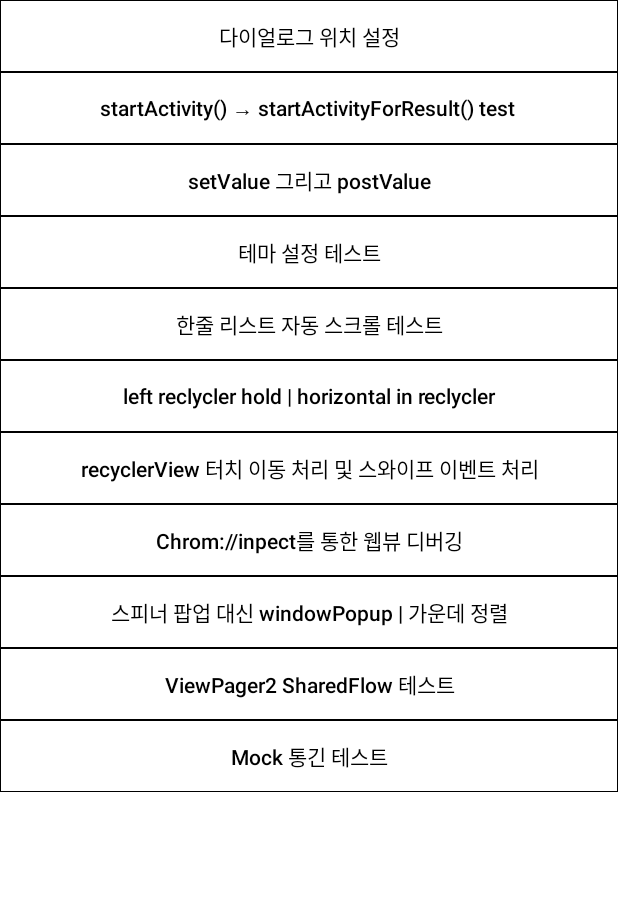
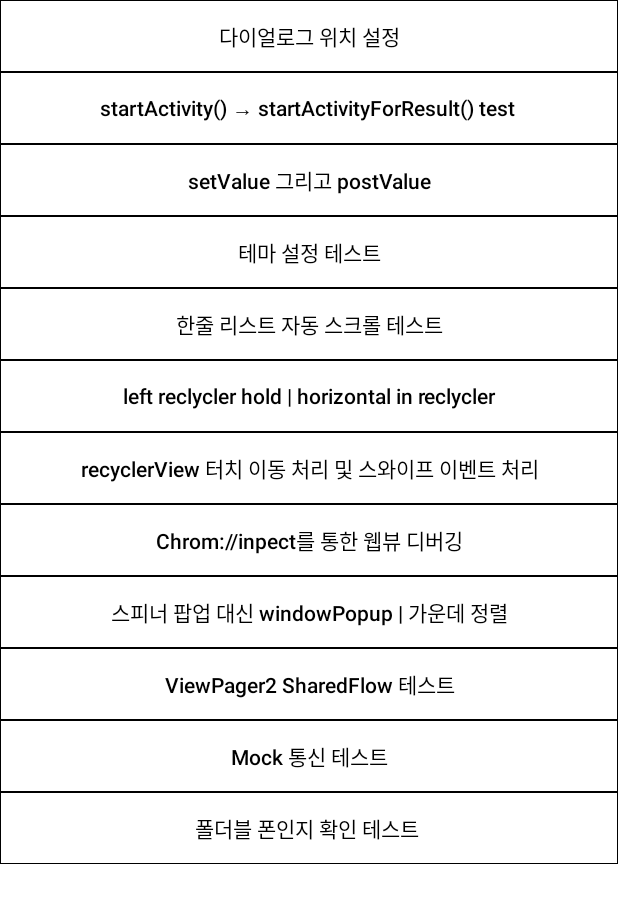
Before and after one commit to ParkChan/DemoApplication, an Android app: the screen it shows after launch (MainActivity), on a phone screen of 412 x 824 dp. Shown: the top 903 px of the screen. Run offline under Robolectric (Android 15) with nearby library versions, the phone set to English and light mode, and no system bars; our stand-ins replace Dagger/Hilt's generated code, Timber, data binding; libraries missing offline, so code that uses them is left out: androidx.test.internal, com.facebook.stetho; 4 statements that could not run were skipped.

Commit message:
[추가] Folerble 폰인지 확인하는 테스트 코드 추가

```diff
--- a/app/build.gradle
+++ b/app/build.gradle
@@ -61,11 +61,10 @@ dependencies {
     /**
      * Stetho
      */
-    implementation 'com.facebook.stetho:stetho:1.5.1'
+    implementation 'com.facebook.stetho:stetho:1.6.0'
     implementation 'com.facebook.stetho:stetho-okhttp3:1.5.1'
 
-
-
+    implementation 'androidx.window:window:1.0.0'
     implementation 'androidx.webkit:webkit:1.4.0'
 
     /**
--- a/app/src/main/java/com/example/demo/ui/activity/SecondActivity.kt
+++ b/app/src/main/java/com/example/demo/ui/activity/SecondActivity.kt
@@ -51,6 +51,7 @@ class SecondActivity : AppCompatActivity() {
         Timber.d("lifecycle Test >>> SubActivity onDestroy")
     }
 
+    @Deprecated("Deprecated in Java")
     override fun onBackPressed() {
         val intent = Intent()
         intent.putExtra("testKey", "안녕하세요")
@@ -58,6 +59,7 @@ class SecondActivity : AppCompatActivity() {
         finish()
     }
 
+    @Deprecated("Deprecated in Java")
     override fun onActivityResult(requestCode: Int, resultCode: Int, data: Intent?) {
         super.onActivityResult(requestCode, resultCode, data)
         Timber.d(">>> SecondActivity requestCode : $requestCode resultCode : $resultCode")
--- a/app/src/main/java/com/example/demo/ui/fragment/MainFragment.kt
+++ b/app/src/main/java/com/example/demo/ui/fragment/MainFragment.kt
@@ -89,5 +89,8 @@ class MainFragment : Fragment() {
                     ViewPager2TestActivity::class.java
                 ).apply { flags = Intent.FLAG_ACTIVITY_SINGLE_TOP })
         }
+        binding.btnFolderbleCheck.setOnClickListener{
+            findNavController().navigate(R.id.action_MainFragment_to_FolderbleCheckTestFragment)
+        }
     }
 }
--- a/app/src/main/java/com/example/demo/ui/fragment/StartActivityTestFragment.kt
+++ b/app/src/main/java/com/example/demo/ui/fragment/StartActivityTestFragment.kt
@@ -79,6 +79,7 @@ class StartActivityTestFragment : Fragment() {
         }
     }
 
+    @Deprecated("Deprecated in Java")
     override fun onActivityResult(requestCode: Int, resultCode: Int, data: Intent?) {
         super.onActivityResult(requestCode, resultCode, data)
         Timber.d(">>> StartActivityTestFragment requestCode : $requestCode resultCode : $resultCode")
--- a/app/src/main/java/com/example/demo/ui/fragment/dialog/RecyclerViewItemTouchEvent.kt
+++ b/app/src/main/java/com/example/demo/ui/fragment/dialog/RecyclerViewItemTouchEvent.kt
@@ -13,7 +13,7 @@ class RecyclerViewItemTouchEvent(
 ) {
     private val gestureDetector by lazy {
         GestureDetector(recyclerView.context, object : GestureDetector.SimpleOnGestureListener() {
-            override fun onSingleTapUp(e: MotionEvent?): Boolean {
+            override fun onSingleTapUp(e: MotionEvent): Boolean {
                 return true
             }
         })
--- a/app/src/main/res/layout/fragment_main.xml
+++ b/app/src/main/res/layout/fragment_main.xml
@@ -104,7 +104,16 @@
                 android:layout_width="match_parent"
                 android:layout_height="wrap_content"
                 android:background="@drawable/btn_rect"
-                android:text="Mock 통긴 테스트"
+                android:text="Mock 통신 테스트"
+                android:textAllCaps="false"
+                android:textColor="@color/test_text_color" />
+
+            <androidx.appcompat.widget.AppCompatButton
+                android:id="@+id/btn_folderble_check"
+                android:layout_width="match_parent"
+                android:layout_height="wrap_content"
+                android:background="@drawable/btn_rect"
+                android:text="폴더블 폰인지 확인 테스트 "
                 android:textAllCaps="false"
                 android:textColor="@color/test_text_color" />
 
--- a/app/src/main/res/navigation/nav_graph.xml
+++ b/app/src/main/res/navigation/nav_graph.xml
@@ -27,6 +27,9 @@
         <action
             android:id="@+id/action_MainFragment_to_RecyclerLeftHoldScrollTestFragment"
             app:destination="@id/RecyclerLeftHoldScrollTestFragment" />
+        <action
+            android:id="@+id/action_MainFragment_to_FolderbleCheckTestFragment"
+            app:destination="@id/FolderbleCheckTestFragment" />
     </fragment>
 
     <fragment
@@ -58,6 +61,9 @@
         android:name="com.example.demo.ui.fragment.RecyclerLeftHoldScrollTestFragment"
         tools:layout="@layout/fragment_recycler_left_hold_scroll" />
 
-
+    <fragment
+        android:id="@+id/FolderbleCheckTestFragment"
+        android:name="com.example.demo.ui.fragment.FolderbleCheckTestFragment"
+        tools:layout="@layout/fragment_folderble_test" />
 
 </navigation>
--- a/build.gradle
+++ b/build.gradle
@@ -1,5 +1,5 @@
 buildscript {
-    ext.kotlin_version = "1.6.10"
+    ext.kotlin_version = "1.6.0"
     repositories {
         google()
         mavenCentral()
```
Also changed, not shown: app/src/main/java/com/example/demo/ui/fragment/FolderbleCheckTestFragment.kt (added, +81 -0 lines), app/src/main/java/com/example/demo/ui/fragment/common/ext/ViewPagerExt.kt (+4 -4 lines), app/src/main/res/layout/fragment_folderble_test.xml (added, +25 -0 lines), 1 other file.
